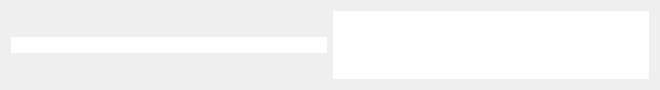
Above: setup_panel/resource/command_element.ui from GroupOfRobots/MiniRysRQT before the change. Below: the same form after it.
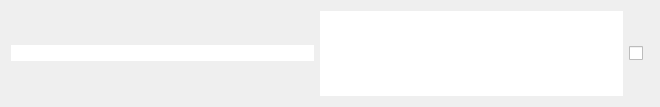
That is the form after the change.

Commit message: command panel- adding run/sto icon, running in thread

Patch:
```diff
--- a/setup_panel/resource/command_element.ui
+++ b/setup_panel/resource/command_element.ui
@@ -7,7 +7,7 @@
     <x>0</x>
     <y>0</y>
     <width>660</width>
-    <height>84</height>
+    <height>107</height>
    </rect>
   </property>
   <property name="maximumSize">
@@ -32,6 +32,13 @@
    <item>
     <widget class="QPlainTextEdit" name="plainTextEdit"/>
    </item>
+   <item>
+    <widget class="QCheckBox" name="executeViaSshUI">
+     <property name="text">
+      <string/>
+     </property>
+    </widget>
+   </item>
   </layout>
  </widget>
  <resources/>
```
The commit also changes 8 other files.
